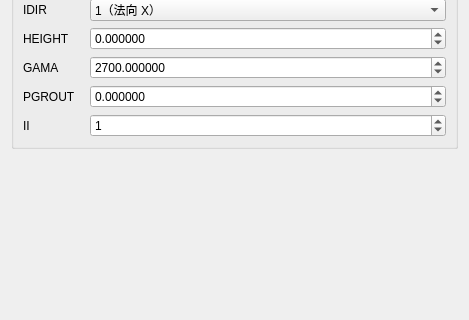
Before: the Qt Designer form plugins/Base_PhysicalField/GeoStressFitFacePage.ui in asd977/base_cae, drawn with Qt 5; both pictures show x 0 to 469 and y 127 to 447 of the 469 by 793 pixel window.
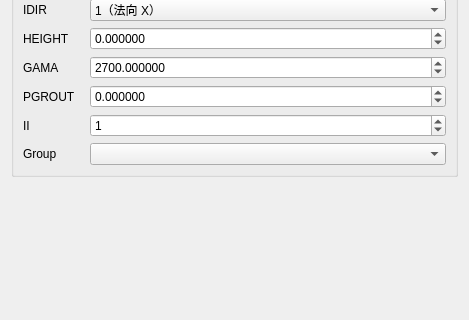
After: the same form once the commit is applied.

Commit message: Add dim/group dropdown selectors across physical-field load pages

What changed in the file:
```diff
--- a/plugins/Base_PhysicalField/GeoStressFitFacePage.ui
+++ b/plugins/Base_PhysicalField/GeoStressFitFacePage.ui
@@ -158,7 +158,17 @@
        </widget>
       </item>
       <item row="0" column="1">
-       <widget class="QComboBox" name="comboGroup"/>
+       <widget class="QComboBox" name="comboBoxDim"/>
+      </item>
+      <item row="8" column="1">
+       <widget class="QComboBox" name="comboBoxGroup"/>
+      </item>
+      <item row="8" column="0">
+       <widget class="QLabel" name="labelGroup">
+        <property name="text">
+         <string>Group</string>
+        </property>
+       </widget>
       </item>
      </layout>
     </widget>
```
The commit also changes 26 other files.
